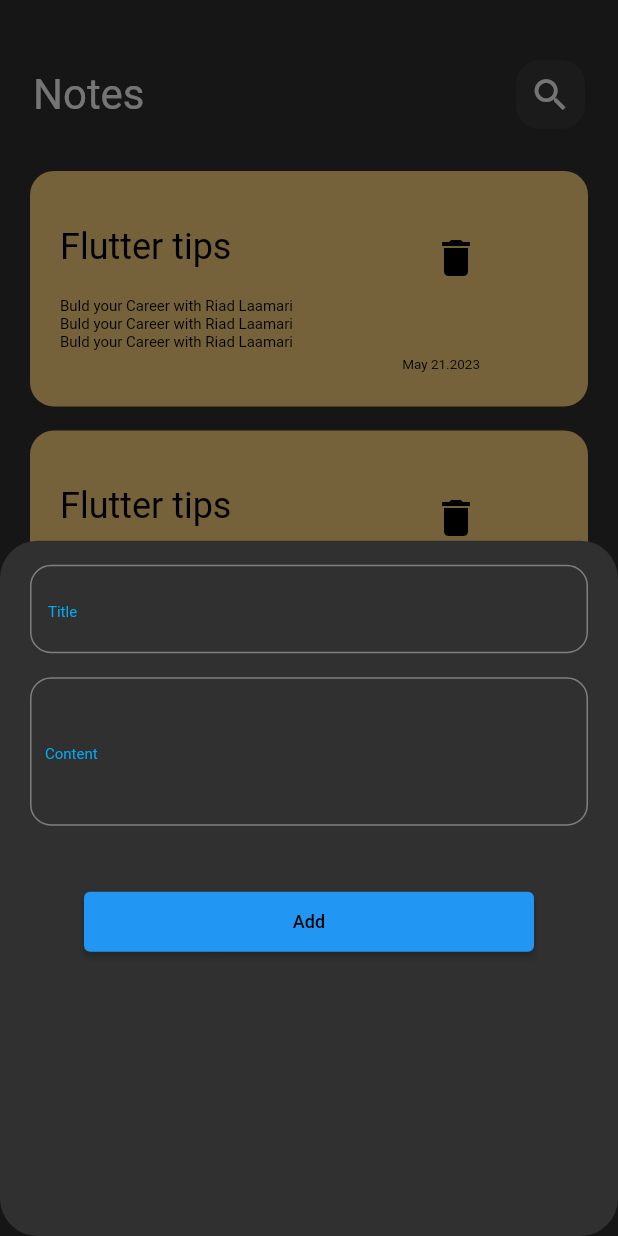
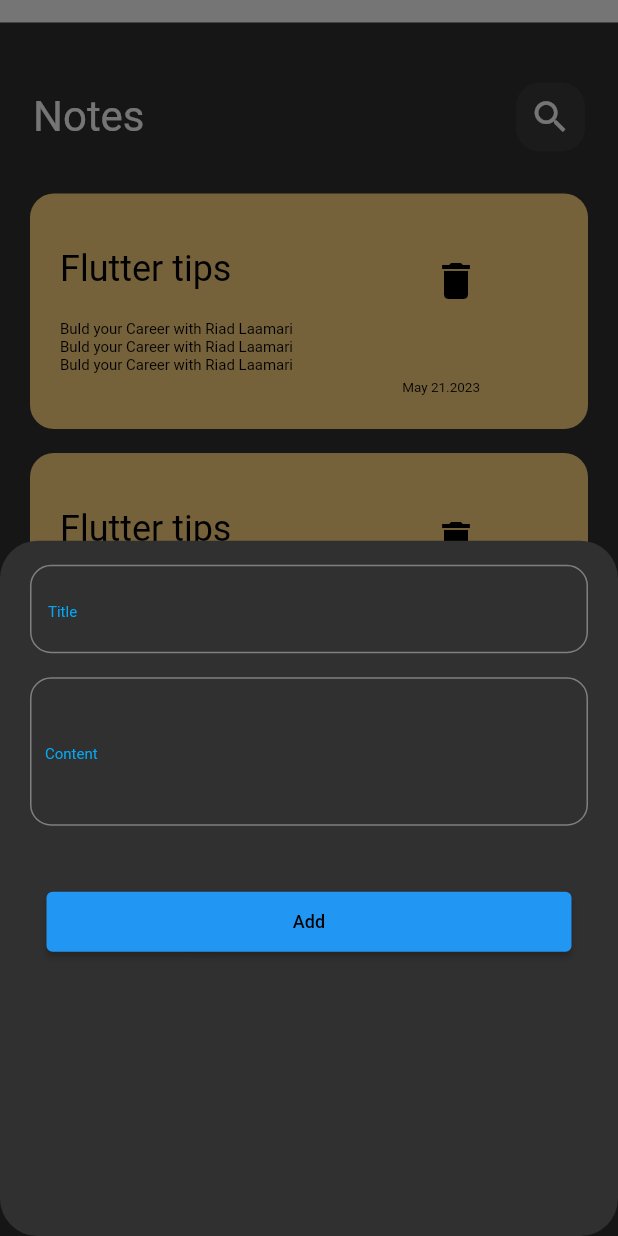
Before and after one commit to riadlam/notes_app, a Flutter app: the screen it shows after launch, after a tap on the "add" icon, on a phone screen of 412 x 824 dp. Run offline on Flutter 3.47's test engine with Material 2 defaults, Android fonts, the phone set to English and light mode, and no system bars.

Commit message:
Edit view ui done

```diff
--- /dev/null
+++ b/lib/Views/edit_note_view.dart
@@ -0,0 +1,17 @@
+import 'package:flutter/material.dart';
+
+import '../widgets/Add_notes_body.dart';
+import '../widgets/notes_add.dart';
+import '../widgets/notes_app_body.dart';
+import '../widgets/search_icon.dart';
+
+class EditNote extends StatelessWidget {
+  const EditNote({super.key});
+
+  @override
+  Widget build(BuildContext context) {
+    return Scaffold(
+      body: EditNotes(),
+    );
+  }
+}
--- a/lib/Views/home_page.dart
+++ b/lib/Views/home_page.dart
@@ -1,6 +1,7 @@
 import 'package:flutter/material.dart';
 import 'package:flutter/src/widgets/framework.dart';
 import 'package:flutter/src/widgets/placeholder.dart';
+import 'package:riad7/widgets/custom_button.dart';
 
 import '../widgets/notes_add.dart';
 import '../widgets/notes_app_body.dart';
@@ -11,6 +12,7 @@ class HomePage extends StatelessWidget {
   @override
   Widget build(BuildContext context) {
     return Scaffold(
+      resizeToAvoidBottomInset: true,
       floatingActionButton: Padding(
         padding: const EdgeInsets.only(bottom: 20),
         child: FloatingActionButton(
@@ -22,7 +24,18 @@ class HomePage extends StatelessWidget {
                       top: Radius.circular(25.0),
                       bottom: Radius.circular(25.0))),
               builder: (context) {
-                return NotesAdd();
+                return Column(
+                  children: [
+                    NotesAdd(
+                      firstHintText: 'Title',
+                      secondHintText: 'Content',
+                    ),
+                    SizedBox(
+                      height: 40,
+                    ),
+                    customButton()
+                  ],
+                );
               },
             );
           },
--- a/lib/main.dart
+++ b/lib/main.dart
@@ -13,7 +13,10 @@ class NotesApp extends StatelessWidget {
   Widget build(BuildContext context) {
     return MaterialApp(
       theme: ThemeData(brightness: Brightness.dark),
-      home: const HomePage(),
+      home: Padding(
+        padding: const EdgeInsets.only(top: 15),
+        child: const HomePage(),
+      ),
     );
   }
 }
--- /dev/null
+++ b/lib/widgets/Add_notes_body.dart
@@ -0,0 +1,35 @@
+import 'package:flutter/material.dart';
+import 'package:riad7/widgets/custom_button.dart';
+import 'package:riad7/widgets/items_list_view.dart';
+import 'package:riad7/widgets/notes_add.dart';
+
+import 'custom_app_bar.dart';
+import 'item_card.dart';
+
+class EditNotes extends StatelessWidget {
+  const EditNotes({
+    super.key,
+  });
+
+  @override
+  Widget build(BuildContext context) {
+    return Column(
+      children: [
+        SizedBox(
+          height: 60,
+        ),
+        CustomAppBar(
+          TextBar: 'Add Notes',
+          icon: Icons.check,
+        ),
+        Padding(
+          padding: const EdgeInsets.only(top: 100),
+          child: NotesAdd(
+            firstHintText: 'Title',
+            secondHintText: 'Content',
+          ),
+        )
+      ],
+    );
+  }
+}
--- a/lib/widgets/custom_app_bar.dart
+++ b/lib/widgets/custom_app_bar.dart
@@ -2,22 +2,25 @@ import 'package:flutter/material.dart';
 import 'package:riad7/widgets/search_icon.dart';
 
 class CustomAppBar extends StatelessWidget {
-  const CustomAppBar({super.key});
-
+  const CustomAppBar({super.key, required this.TextBar, required this.icon});
+  final String TextBar;
+  final IconData icon;
   @override
   Widget build(BuildContext context) {
     return Padding(
       padding: const EdgeInsets.symmetric(horizontal: 22),
       child: Row(
-        children: const [
+        children: [
           Text(
-            'Notes',
+            TextBar,
             style: TextStyle(
               fontSize: 28,
             ),
           ),
           Spacer(),
-          SearchIcon(),
+          SearchIcon(
+            icon: icon,
+          ),
         ],
       ),
     );
--- /dev/null
+++ b/lib/widgets/custom_button.dart
@@ -0,0 +1,18 @@
+import 'package:flutter/material.dart';
+
+class customButton extends StatelessWidget {
+  const customButton({
+    super.key,
+  });
+
+  @override
+  Widget build(BuildContext context) {
+    return ElevatedButton(
+        style: ElevatedButton.styleFrom(minimumSize: Size(350, 40)),
+        onPressed: () {},
+        child: Text(
+          'Add',
+          style: TextStyle(color: Colors.black, fontSize: 12),
+        ));
+  }
+}
--- a/lib/widgets/items_list_view.dart
+++ b/lib/widgets/items_list_view.dart
@@ -1,5 +1,8 @@
 import 'package:flutter/material.dart';
+
 import 'package:riad7/widgets/item_card.dart';
+
+import '../Views/edit_note_view.dart';
 
 class itemsListView extends StatelessWidget {
   itemsListView({super.key});
@@ -9,7 +12,13 @@ class itemsListView extends StatelessWidget {
     return Padding(
       padding: const EdgeInsets.symmetric(vertical: 20),
       child: ListView.builder(itemBuilder: (context, index) {
-        return const ItemCard();
+        return GestureDetector(
+          child: const ItemCard(),
+          onTap: () {
+            Navigator.push(
+                context, MaterialPageRoute(builder: (context) => EditNote()));
+          },
+        );
       }),
     );
   }
--- a/lib/widgets/notes_add.dart
+++ b/lib/widgets/notes_add.dart
@@ -1,8 +1,15 @@
 import 'package:flutter/material.dart';
 
+import 'custom_button.dart';
+
 class NotesAdd extends StatelessWidget {
-  const NotesAdd({super.key});
-
+  const NotesAdd({
+    super.key,
+    required this.firstHintText,
+    required this.secondHintText,
+  });
+  final String firstHintText;
+  final String secondHintText;
   @override
   Widget build(BuildContext context) {
     return Column(
@@ -13,12 +20,12 @@ class NotesAdd extends StatelessWidget {
             decoration: InputDecoration(
                 border:
                     OutlineInputBorder(borderRadius: BorderRadius.circular(14)),
-                hintText: 'Title',
+                hintText: firstHintText,
                 hintStyle: TextStyle(color: Colors.lightBlue, fontSize: 10)),
           ),
         ),
         Padding(
-          padding: const EdgeInsets.symmetric(
+          padding: EdgeInsets.symmetric(
             horizontal: 20,
           ),
           child: TextFormField(
@@ -27,20 +34,10 @@ class NotesAdd extends StatelessWidget {
                     EdgeInsets.symmetric(vertical: 40, horizontal: 10),
                 border:
                     OutlineInputBorder(borderRadius: BorderRadius.circular(14)),
-                hintText: 'Content',
+                hintText: secondHintText,
                 hintStyle: TextStyle(color: Colors.lightBlue, fontSize: 10)),
           ),
         ),
-        Padding(
-          padding: const EdgeInsets.symmetric(vertical: 40),
-          child: ElevatedButton(
-              style: ElevatedButton.styleFrom(minimumSize: Size(300, 40)),
-              onPressed: () {},
-              child: Text(
-                'Add',
-                style: TextStyle(color: Colors.black, fontSize: 12),
-              )),
-        )
       ],
     );
   }
--- a/lib/widgets/notes_app_body.dart
+++ b/lib/widgets/notes_app_body.dart
@@ -16,7 +16,10 @@ class NotesAppBody extends StatelessWidget {
         SizedBox(
           height: 40,
         ),
-        CustomAppBar(),
+        CustomAppBar(
+          TextBar: 'Notes',
+          icon: Icons.search,
+        ),
         Expanded(child: itemsListView())
       ],
     );
--- a/lib/widgets/search_icon.dart
+++ b/lib/widgets/search_icon.dart
@@ -1,7 +1,8 @@
 import 'package:flutter/material.dart';
 
 class SearchIcon extends StatelessWidget {
-  const SearchIcon({super.key});
+  const SearchIcon({super.key, required this.icon});
+  final IconData icon;
 
   @override
   Widget build(BuildContext context) {
@@ -12,9 +13,9 @@ class SearchIcon extends StatelessWidget {
         borderRadius: BorderRadius.circular(16),
         color: Colors.white.withOpacity(.05),
       ),
-      child: const Center(
+      child: Center(
         child: Icon(
-          Icons.search,
+          icon,
           size: 28,
         ),
       ),
```
